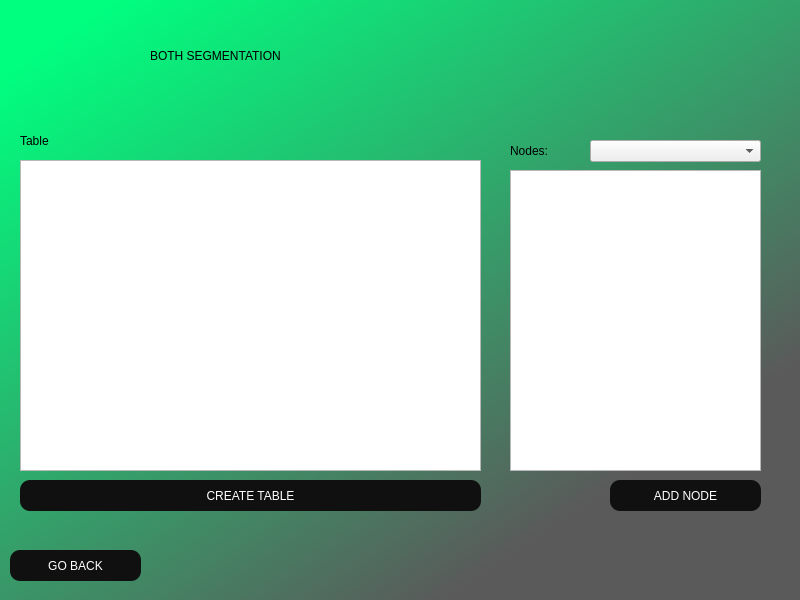
Old version of the form GUI/bothWindow.ui in the repository Solis-Steven/databaseProject2.
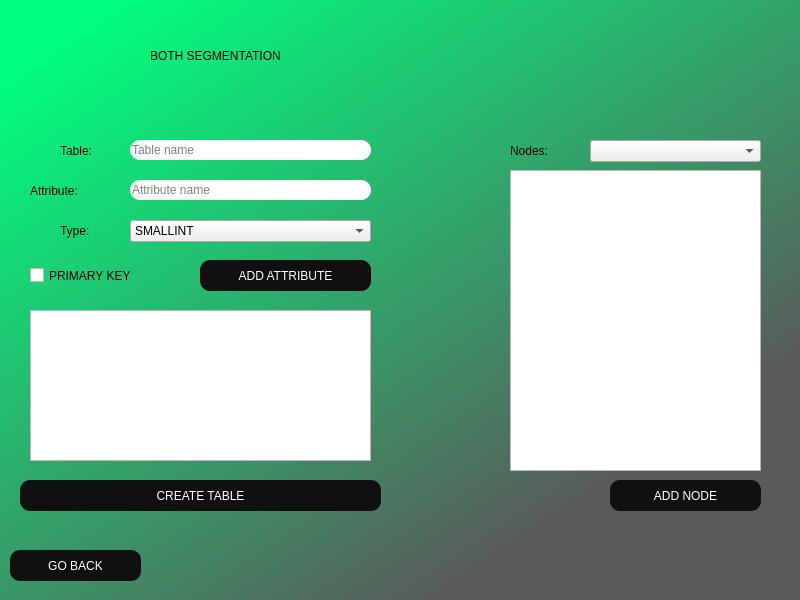
New version of the form.

```diff
--- a/GUI/bothWindow.ui
+++ b/GUI/bothWindow.ui
@@ -48,23 +48,6 @@
      <string>BOTH SEGMENTATION</string>
     </property>
    </widget>
-   <widget class="QLabel" name="lblTableName">
-    <property name="geometry">
-     <rect>
-      <x>20</x>
-      <y>120</y>
-      <width>81</width>
-      <height>41</height>
-     </rect>
-    </property>
-    <property name="styleSheet">
-     <string notr="true">font: 75 20pt &quot;Arial&quot;;
-color: black;</string>
-    </property>
-    <property name="text">
-     <string>Table</string>
-    </property>
-   </widget>
    <widget class="QLabel" name="lblNodes">
     <property name="geometry">
      <rect>
@@ -87,7 +70,7 @@
      <rect>
       <x>20</x>
       <y>480</y>
-      <width>461</width>
+      <width>361</width>
       <height>31</height>
      </rect>
     </property>
@@ -137,19 +120,6 @@
      <string>GO BACK</string>
     </property>
    </widget>
-   <widget class="QTextEdit" name="inputTable">
-    <property name="geometry">
-     <rect>
-      <x>20</x>
-      <y>160</y>
-      <width>461</width>
-      <height>311</height>
-     </rect>
-    </property>
-    <property name="styleSheet">
-     <string notr="true">font: 14pt &quot;Arial&quot;;</string>
-    </property>
-   </widget>
    <widget class="QListWidget" name="lstNodes">
     <property name="geometry">
      <rect>
@@ -184,6 +154,220 @@
      <string>ADD NODE</string>
     </property>
    </widget>
+   <widget class="QLineEdit" name="inputName">
+    <property name="geometry">
+     <rect>
+      <x>130</x>
+      <y>140</y>
+      <width>241</width>
+      <height>20</height>
+     </rect>
+    </property>
+    <property name="styleSheet">
+     <string notr="true">border-radius: 10px;
+font: 10pt &quot;Arial&quot;;</string>
+    </property>
+    <property name="text">
+     <string/>
+    </property>
+    <property name="placeholderText">
+     <string>Table name</string>
+    </property>
+   </widget>
+   <widget class="QCheckBox" name="chbPrimaryKey">
+    <property name="geometry">
+     <rect>
+      <x>30</x>
+      <y>260</y>
+      <width>161</width>
+      <height>31</height>
+     </rect>
+    </property>
+    <property name="styleSheet">
+     <string notr="true">font: 16pt &quot;Arial&quot;;</string>
+    </property>
+    <property name="text">
+     <string>PRIMARY KEY</string>
+    </property>
+   </widget>
+   <widget class="QPushButton" name="btnAddAttribute">
+    <property name="geometry">
+     <rect>
+      <x>200</x>
+      <y>260</y>
+      <width>171</width>
+      <height>31</height>
+     </rect>
+    </property>
+    <property name="styleSheet">
+     <string notr="true">border-radius: 10px;
+font: 12pt &quot;Arial&quot;;
+background-color: rgb(16, 16, 16);
+color: rgb(255, 255, 255);
+
+</string>
+    </property>
+    <property name="text">
+     <string>ADD ATTRIBUTE</string>
+    </property>
+   </widget>
+   <widget class="QLabel" name="lblAttributeName">
+    <property name="geometry">
+     <rect>
+      <x>30</x>
+      <y>170</y>
+      <width>81</width>
+      <height>41</height>
+     </rect>
+    </property>
+    <property name="styleSheet">
+     <string notr="true">font: 75 16pt &quot;Arial&quot;;
+color: black;</string>
+    </property>
+    <property name="text">
+     <string>Attribute:</string>
+    </property>
+   </widget>
+   <widget class="QComboBox" name="cbAttributesType">
+    <property name="geometry">
+     <rect>
+      <x>130</x>
+      <y>220</y>
+      <width>241</width>
+      <height>22</height>
+     </rect>
+    </property>
+    <property name="styleSheet">
+     <string notr="true">font: 12pt &quot;Arial&quot;;</string>
+    </property>
+    <item>
+     <property name="text">
+      <string>SMALLINT</string>
+     </property>
+    </item>
+    <item>
+     <property name="text">
+      <string>INT</string>
+     </property>
+    </item>
+    <item>
+     <property name="text">
+      <string>BIGINT</string>
+     </property>
+    </item>
+    <item>
+     <property name="text">
+      <string>BOOLEAN</string>
+     </property>
+    </item>
+    <item>
+     <property name="text">
+      <string>CHAR(50)</string>
+     </property>
+    </item>
+    <item>
+     <property name="text">
+      <string>VARCHAR(50)</string>
+     </property>
+    </item>
+    <item>
+     <property name="text">
+      <string>JSON</string>
+     </property>
+    </item>
+    <item>
+     <property name="text">
+      <string>SERIAL</string>
+     </property>
+    </item>
+    <item>
+     <property name="text">
+      <string>MONEY</string>
+     </property>
+    </item>
+    <item>
+     <property name="text">
+      <string>DATE</string>
+     </property>
+    </item>
+    <item>
+     <property name="text">
+      <string>TYMESTAMP</string>
+     </property>
+    </item>
+    <item>
+     <property name="text">
+      <string>XML</string>
+     </property>
+    </item>
+   </widget>
+   <widget class="QLineEdit" name="inputAttributeName">
+    <property name="geometry">
+     <rect>
+      <x>130</x>
+      <y>180</y>
+      <width>241</width>
+      <height>20</height>
+     </rect>
+    </property>
+    <property name="styleSheet">
+     <string notr="true">border-radius: 10px;
+font: 10pt &quot;Arial&quot;;</string>
+    </property>
+    <property name="text">
+     <string/>
+    </property>
+    <property name="placeholderText">
+     <string>Attribute name</string>
+    </property>
+   </widget>
+   <widget class="QListWidget" name="lstAttributes">
+    <property name="geometry">
+     <rect>
+      <x>30</x>
+      <y>310</y>
+      <width>341</width>
+      <height>151</height>
+     </rect>
+    </property>
+    <property name="styleSheet">
+     <string notr="true">font: 16pt &quot;Arial&quot;;</string>
+    </property>
+   </widget>
+   <widget class="QLabel" name="lblTableName">
+    <property name="geometry">
+     <rect>
+      <x>60</x>
+      <y>130</y>
+      <width>81</width>
+      <height>41</height>
+     </rect>
+    </property>
+    <property name="styleSheet">
+     <string notr="true">font: 75 16pt &quot;Arial&quot;;
+color: black;</string>
+    </property>
+    <property name="text">
+     <string>Table:</string>
+    </property>
+   </widget>
+   <widget class="QLabel" name="lblAttributeType">
+    <property name="geometry">
+     <rect>
+      <x>60</x>
+      <y>210</y>
+      <width>81</width>
+      <height>41</height>
+     </rect>
+    </property>
+    <property name="styleSheet">
+     <string notr="true">font: 75 16pt &quot;Arial&quot;;
+color: black;</string>
+    </property>
+    <property name="text">
+     <string>Type:</string>
+    </property>
+   </widget>
   </widget>
  </widget>
  <resources/>
```
